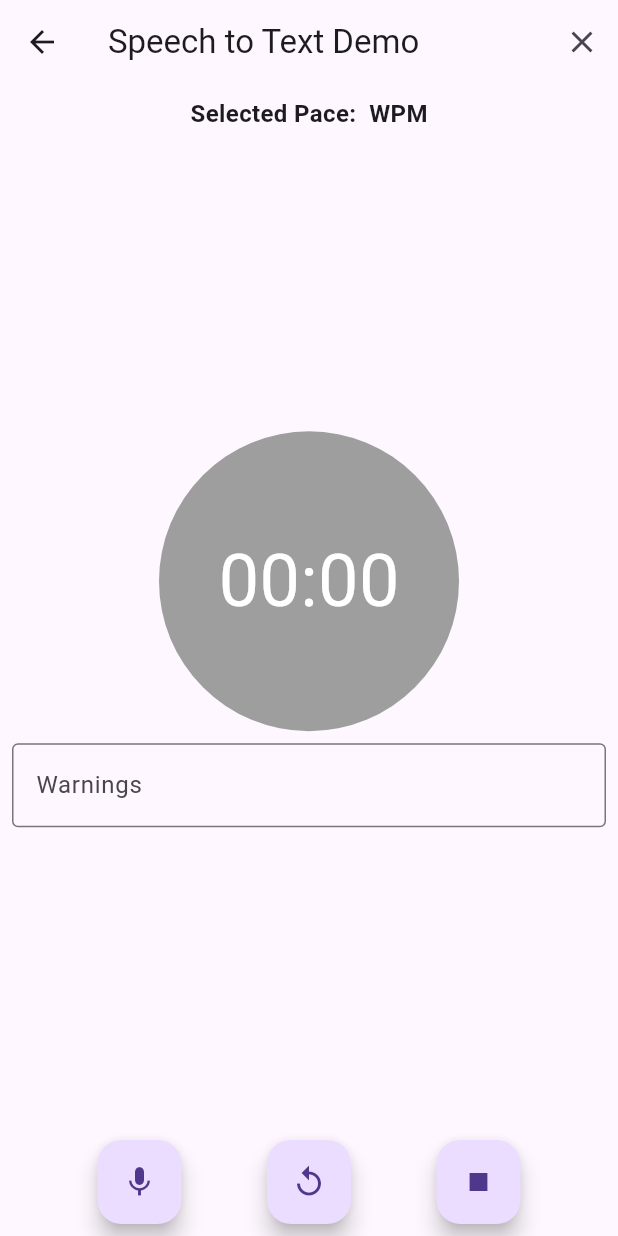
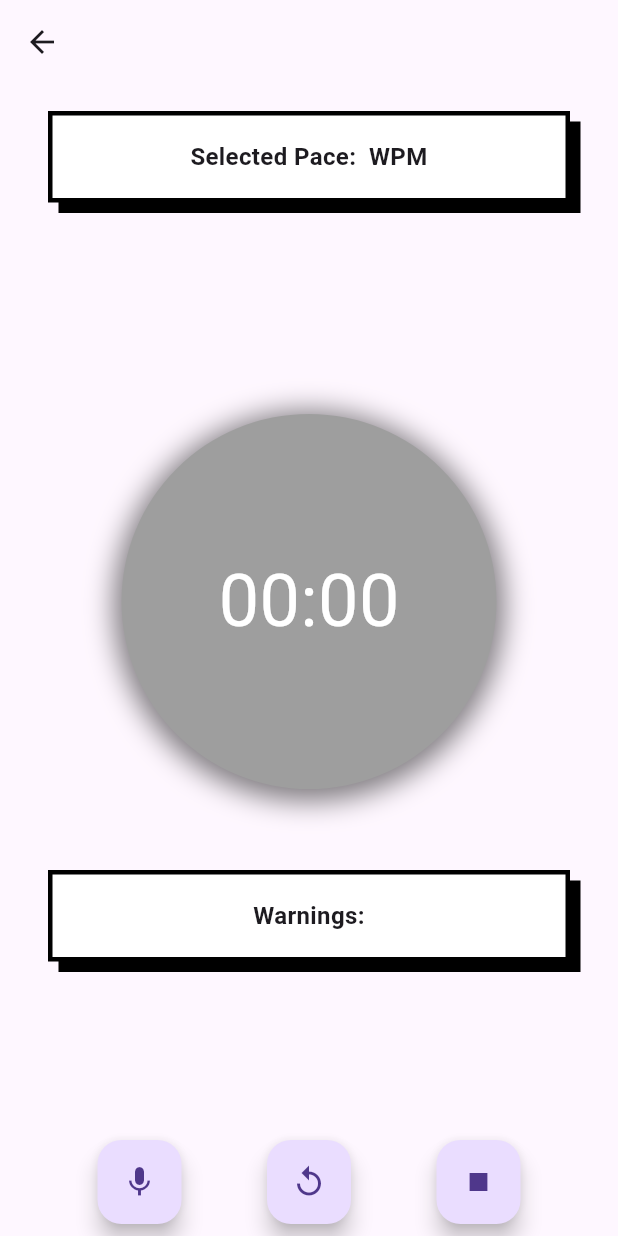
Before and after one commit to BettinaGotiu/licenta_app, a Flutter app: the SpeechToTextPage screen opened directly with empty values, on a phone screen of 412 x 824 dp. Run offline on Flutter 3.47's test engine with Material 3 defaults, Android fonts, the phone set to English and light mode, and no system bars; our stand-ins replace cloud_firestore, firebase_auth, firebase_core, speech_to_text, table_calendar; missing offline and left inert: mrx_charts; accounts and stored records are empty.

Commit message:
Improved UI

```diff
--- a/lib/pages/domain_selection_screen.dart
+++ b/lib/pages/domain_selection_screen.dart
@@ -18,7 +18,14 @@ class DomainSelectionPage extends StatelessWidget {
   Widget build(BuildContext context) {
     return Scaffold(
       appBar: AppBar(
-        title: Text('Select a Domain'),
+        title: const Text(
+          'Select a Domain',
+          style: TextStyle(
+            fontSize: 24,
+            fontWeight: FontWeight.bold,
+          ),
+        ),
+        centerTitle: true,
       ),
       body: GridView.builder(
         padding: EdgeInsets.all(10),
@@ -39,12 +46,30 @@ class DomainSelectionPage extends StatelessWidget {
                 ),
               );
             },
-            child: Card(
-              elevation: 5,
+            child: Container(
+              decoration: BoxDecoration(
+                color: Colors.white,
+                border: Border.all(color: Colors.black, width: 3),
+                boxShadow: [
+                  BoxShadow(
+                    color: Colors.white,
+                    spreadRadius: -2.5,
+                    offset: Offset(7, 7),
+                  ),
+                  BoxShadow(
+                    color: Colors.black,
+                    offset: Offset(7, 7),
+                  ),
+                ],
+              ),
               child: Center(
                 child: Text(
                   domains[index].toUpperCase(),
-                  style: TextStyle(fontSize: 18, fontWeight: FontWeight.bold),
+                  style: TextStyle(
+                    fontSize: 18,
+                    fontWeight: FontWeight.bold,
+                  ),
+                  textAlign: TextAlign.center,
                 ),
               ),
             ),
--- a/lib/pages/speech_to_text.dart
+++ b/lib/pages/speech_to_text.dart
@@ -319,46 +319,57 @@ class _SpeechToTextPageState extends State<SpeechToTextPage> {
   Widget build(BuildContext context) {
     return Scaffold(
       appBar: AppBar(
-        title: const Text('Speech to Text Demo'),
-        actions: [
-          IconButton(
-            icon: const Icon(Icons.clear),
-            onPressed: _clearScreen,
-            tooltip: 'Clear Screen',
+        leading: IconButton(
+          icon: Icon(Icons.arrow_back),
+          onPressed: () {
+            Navigator.pop(context);
+          },
         ),
-        ],
+        elevation: 0,
+        backgroundColor: Colors.transparent,
       ),
       body: Column(
         children: <Widget>[
           Padding(
-            padding: const EdgeInsets.all(8.0),
-            child: Text(
+            padding: const EdgeInsets.only(top: 10.0, left: 16.0, right: 16.0),
+            child: _buildRetroCard(
               "Selected Pace: ${widget.selectedPace} WPM",
-              style: const TextStyle(fontSize: 16, fontWeight: FontWeight.bold),
             ),
           ),
           if (widget.prompt != null)
             Padding(
-              padding: const EdgeInsets.all(8.0),
-              child: Text(
+              padding: const EdgeInsets.only(top: 5.0, left: 16.0, right: 16.0),
+              child: _buildRetroCard(
                 "Prompt: ${widget.prompt}",
-                style:
-                    const TextStyle(fontSize: 16, fontWeight: FontWeight.bold),
               ),
             ),
           Expanded(
             child: Column(
               mainAxisAlignment: MainAxisAlignment.center,
               children: [
-                Stack(
+                if (widget.prompt == null)
+                  SizedBox(
+                      height: 30), // Additional space if prompt is not present
+                Padding(
+                  padding: const EdgeInsets.all(16.0),
+                  child: Stack(
                     alignment: Alignment.center,
                     children: [
                       Container(
-                      width: 200,
-                      height: 200,
+                        width: 250,
+                        height: 250,
                         decoration: BoxDecoration(
                           shape: BoxShape.circle,
                           color: _getCircleColor(),
+                          boxShadow: [
+                            BoxShadow(
+                              color: Colors.black.withOpacity(0.5),
+                              spreadRadius: 5,
+                              blurRadius: 15,
+                              offset:
+                                  Offset(0, 3), // changes position of shadow
+                            ),
+                          ],
                         ),
                       ),
                       Text(
@@ -370,16 +381,13 @@ class _SpeechToTextPageState extends State<SpeechToTextPage> {
                       ),
                     ],
                   ),
+                ),
+                SizedBox(height: 30), // Space between circle and warnings
                 Padding(
-                  padding: const EdgeInsets.all(8.0),
-                  child: TextField(
-                    readOnly: true,
-                    decoration: InputDecoration(
-                      border: OutlineInputBorder(),
-                      labelText: 'Warnings',
-                      hintText: 'Warning messages will appear here',
-                    ),
-                    controller: TextEditingController(text: _warningMessage),
+                  padding: const EdgeInsets.only(
+                      left: 16.0, right: 16.0, bottom: 16.0),
+                  child: _buildRetroCard(
+                    'Warnings: $_warningMessage',
                   ),
                 ),
               ],
@@ -419,6 +427,38 @@ class _SpeechToTextPageState extends State<SpeechToTextPage> {
     );
   }
 
+  Widget _buildRetroCard(String text) {
+    return Container(
+      padding: const EdgeInsets.all(16.0),
+      margin: const EdgeInsets.symmetric(vertical: 8.0, horizontal: 16.0),
+      decoration: BoxDecoration(
+        color: Colors.white,
+        border: Border.all(color: Colors.black, width: 3),
+        boxShadow: [
+          BoxShadow(
+            color: Colors.white,
+            spreadRadius: -2.5,
+            offset: Offset(7, 7),
+          ),
+          BoxShadow(
+            color: Colors.black,
+            offset: Offset(7, 7),
+          ),
+        ],
+      ),
+      child: Center(
+        child: Text(
+          text,
+          style: const TextStyle(
+            fontSize: 16,
+            fontWeight: FontWeight.bold,
+          ),
+          textAlign: TextAlign.center,
+        ),
+      ),
+    );
+  }
+
   String formatElapsedTime(Duration duration) {
     String twoDigits(int n) => n.toString().padLeft(2, '0');
     String minutes = twoDigits(duration.inMinutes.remainder(60));
```
Lines whose indentation alone changed are shown as unchanged.
